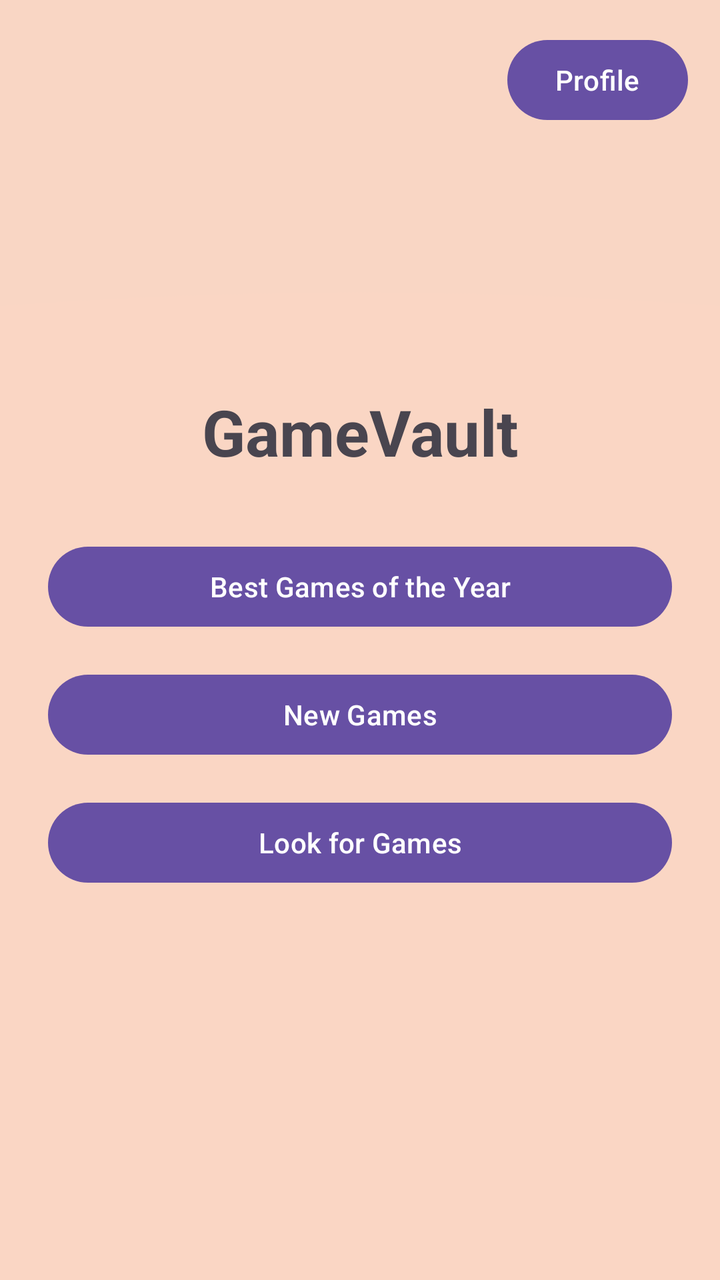
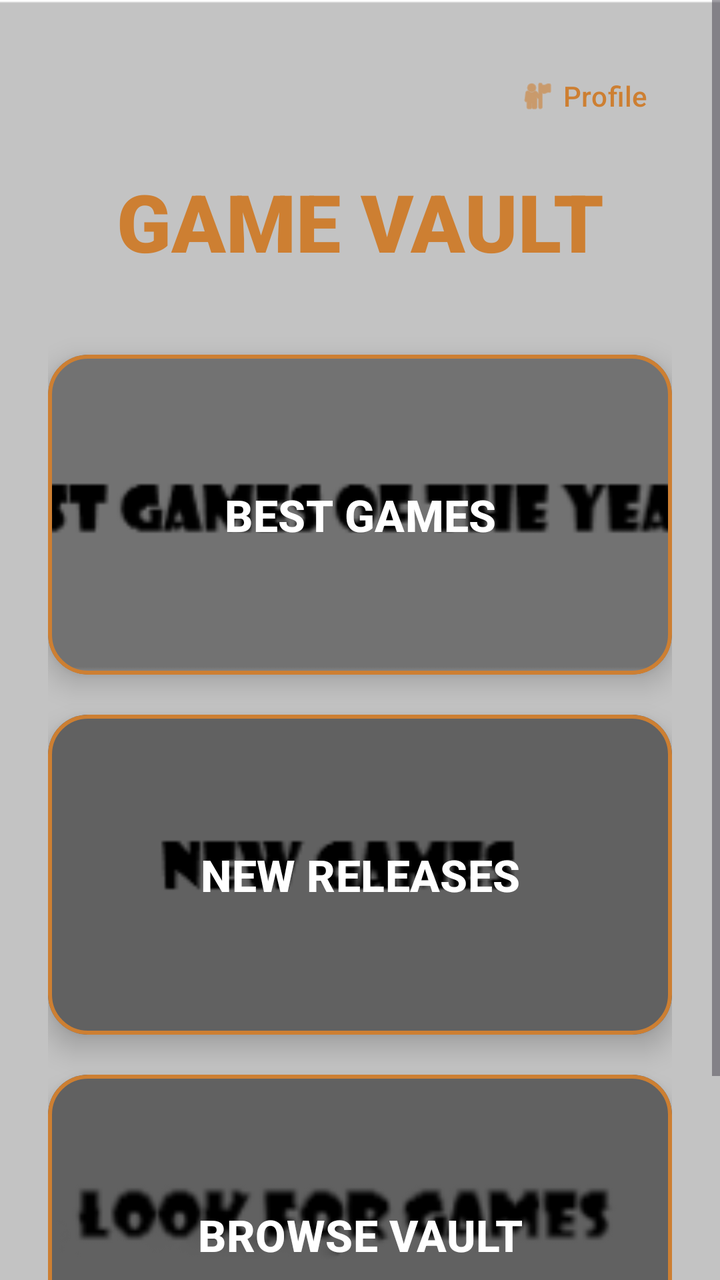

Screens rendered from an Android XML layout before and after an edit, with the pre-edit source and the edit as a unified diff.
<!-- AndroidManifest.xml: application theme Theme.GameVault -->
<!-- res/layout/fragment_home.xml -->
<?xml version="1.0" encoding="utf-8"?>
<FrameLayout xmlns:android="http://schemas.android.com/apk/res/android"
    android:layout_width="match_parent"
    android:layout_height="match_parent">

    
    <Button
        android:id="@+id/btnProfile"
        android:layout_width="wrap_content"
        android:layout_height="wrap_content"
        android:layout_gravity="top|end"
        android:layout_margin="16dp"
        android:text="Profile" />

    
    <LinearLayout
        android:layout_width="match_parent"
        android:layout_height="match_parent"
        android:orientation="vertical"
        android:gravity="center"
        android:padding="24dp">

        
        <TextView
            android:id="@+id/tvTitle"
            android:layout_width="wrap_content"
            android:layout_height="wrap_content"
            android:text="GameVault"
            android:textSize="32sp"
            android:textStyle="bold"
            android:layout_marginBottom="32dp" />

        
        <Button
            android:id="@+id/btnBestGames"
            android:layout_width="match_parent"
            android:layout_height="wrap_content"
            android:text="Best Games of the Year"
            android:layout_marginBottom="16dp" />

        
        <Button
            android:id="@+id/btnNewGames"
            android:layout_width="match_parent"
            android:layout_height="wrap_content"
            android:text="New Games"
            android:layout_marginBottom="16dp" />

        
        <Button
            android:id="@+id/btnSearchGames"
            android:layout_width="match_parent"
            android:layout_height="wrap_content"
            android:text="Look for Games" />

    </LinearLayout>

</FrameLayout>
<!-- resources referenced by this layout -->
<resources>
  <style name="Theme.GameVault" parent="Base.Theme.GameVault" />
  <style name="Base.Theme.GameVault" parent="Theme.Material3.DayNight.NoActionBar">
          
          <item name="android:windowBackground">@drawable/bronzebackground</item>
      </style>
  <!-- drawable bronzebackground: png bitmap (drawable, 11131 bytes) -->
</resources>

<!-- the commit's change to res/layout/fragment_home.xml (unified diff, before → after) -->
@@ -1,58 +1,164 @@
 <?xml version="1.0" encoding="utf-8"?>
-<FrameLayout xmlns:android="http://schemas.android.com/apk/res/android"
+<ScrollView xmlns:android="http://schemas.android.com/apk/res/android"
+    xmlns:app="http://schemas.android.com/apk/res-auto"
     android:layout_width="match_parent"
-    android:layout_height="match_parent">
+    android:layout_height="match_parent"
+    android:fillViewport="true">
 
-    
-    <Button
-        android:id="@+id/btnProfile"
-        android:layout_width="wrap_content"
+    <androidx.constraintlayout.widget.ConstraintLayout
+        android:layout_width="match_parent"
         android:layout_height="wrap_content"
-        android:layout_gravity="top|end"
-        android:layout_margin="16dp"
-        android:text="Profile" />
+        android:padding="24dp">
 
-    
-    <LinearLayout
-        android:layout_width="match_parent"
-        android:layout_height="match_parent"
-        android:orientation="vertical"
-        android:gravity="center"
-        android:padding="24dp">
+        
+        <com.google.android.material.button.MaterialButton
+            android:id="@+id/btnProfile"
+            style="@style/Widget.Material3.Button.TextButton"
+            android:layout_width="wrap_content"
+            android:layout_height="wrap_content"
+            android:text="Profile"
+            android:textColor="#CD7F32"
+            app:icon="@android:drawable/ic_menu_myplaces"
+            app:iconTint="#CD7F32"
+            app:layout_constraintEnd_toEndOf="parent"
+            app:layout_constraintTop_toTopOf="parent" />
 
         
         <TextView
             android:id="@+id/tvTitle"
             android:layout_width="wrap_content"
             android:layout_height="wrap_content"
-            android:text="GameVault"
-            android:textSize="32sp"
+            android:layout_marginTop="60dp"
+            android:fontFamily="sans-serif-black"
+            android:text="GAME VAULT"
+            android:textColor="#CD7F32"
+            android:textSize="40sp"
             android:textStyle="bold"
-            android:layout_marginBottom="32dp" />
+            app:layout_constraintEnd_toEndOf="parent"
+            app:layout_constraintStart_toStartOf="parent"
+            app:layout_constraintTop_toTopOf="parent" />
 
         
-        <Button
-            android:id="@+id/btnBestGames"
+        <com.google.android.material.card.MaterialCardView
+            android:id="@+id/cardBestGames"
             android:layout_width="match_parent"
-            android:layout_height="wrap_content"
-            android:text="Best Games of the Year"
-            android:layout_marginBottom="16dp" />
+            android:layout_height="160dp"
+            android:layout_marginTop="40dp"
+            app:cardCornerRadius="20dp"
+            app:cardElevation="8dp"
+            app:strokeColor="#CD7F32"
+            app:strokeWidth="2dp"
+            app:layout_constraintTop_toBottomOf="@id/tvTitle">
+
+            <FrameLayout
+                android:layout_width="match_parent"
+                android:layout_height="match_parent">
+
+                <ImageView
+                    android:layout_width="match_parent"
+                    android:layout_height="match_parent"
+                    android:scaleType="centerCrop"
+                    android:src="@drawable/bestyeargames" />
+
+                <View
+                    android:layout_width="match_parent"
+                    android:layout_height="match_parent"
+                    android:background="#80000000" />
+
+                <Button
+                    android:id="@+id/btnBestGames"
+                    android:layout_width="match_parent"
+                    android:layout_height="match_parent"
+                    android:background="@android:color/transparent"
+                    android:text="BEST GAMES"
+                    android:textColor="@android:color/white"
+                    android:textSize="22sp"
+                    android:textStyle="bold"
+                    app:backgroundTint="@null" />
+            </FrameLayout>
+        </com.google.android.material.card.MaterialCardView>
 
         
-        <Button
-            android:id="@+id/btnNewGames"
+        <com.google.android.material.card.MaterialCardView
+            android:id="@+id/cardNewGames"
             android:layout_width="match_parent"
-            android:layout_height="wrap_content"
-            android:text="New Games"
-            android:layout_marginBottom="16dp" />
+            android:layout_height="160dp"
+            android:layout_marginTop="20dp"
+            app:cardCornerRadius="20dp"
+            app:cardElevation="8dp"
+            app:strokeColor="#CD7F32"
+            app:strokeWidth="2dp"
+            app:layout_constraintTop_toBottomOf="@id/cardBestGames">
+
+            <FrameLayout
+                android:layout_width="match_parent"
+                android:layout_height="match_parent">
+
+                <ImageView
+                    android:layout_width="match_parent"
+                    android:layout_height="match_parent"
+                    android:scaleType="centerCrop"
+                    android:src="@drawable/newgames" />
+
+                <View
+                    android:layout_width="match_parent"
+                    android:layout_height="match_parent"
+                    android:background="#80000000" />
+
+                <Button
+                    android:id="@+id/btnNewGames"
+                    android:layout_width="match_parent"
+                    android:layout_height="match_parent"
+                    android:background="@android:color/transparent"
+                    android:text="NEW RELEASES"
+                    android:textColor="@android:color/white"
+                    android:textSize="22sp"
+                    android:textStyle="bold"
+                    app:backgroundTint="@null" />
+            </FrameLayout>
+        </com.google.android.material.card.MaterialCardView>
 
         
-        <Button
-            android:id="@+id/btnSearchGames"
+        <com.google.android.material.card.MaterialCardView
+            android:id="@+id/cardSearch"
             android:layout_width="match_parent"
-            android:layout_height="wrap_content"
-            android:text="Look for Games" />
+            android:layout_height="160dp"
+            android:layout_marginTop="20dp"
+            android:layout_marginBottom="40dp"
+            app:cardCornerRadius="20dp"
+            app:cardElevation="8dp"
+            app:strokeColor="#CD7F32"
+            app:strokeWidth="2dp"
+            app:layout_constraintBottom_toBottomOf="parent"
+            app:layout_constraintTop_toBottomOf="@id/cardNewGames">
 
-    </LinearLayout>
+            <FrameLayout
+                android:layout_width="match_parent"
+                android:layout_height="match_parent">
 
-</FrameLayout>
+                <ImageView
+                    android:layout_width="match_parent"
+                    android:layout_height="match_parent"
+                    android:scaleType="centerCrop"
+                    android:src="@drawable/lookforgames" />
+
+                <View
+                    android:layout_width="match_parent"
+                    android:layout_height="match_parent"
+                    android:background="#80000000" />
+
+                <Button
+                    android:id="@+id/btnSearchGames"
+                    android:layout_width="match_parent"
+                    android:layout_height="match_parent"
+                    android:background="@android:color/transparent"
+                    android:text="BROWSE VAULT"
+                    android:textColor="@android:color/white"
+                    android:textSize="22sp"
+                    android:textStyle="bold"
+                    app:backgroundTint="@null" />
+            </FrameLayout>
+        </com.google.android.material.card.MaterialCardView>
+
+    </androidx.constraintlayout.widget.ConstraintLayout>
+</ScrollView>
<!-- resource entries referenced after the edit -->
@@ -1,10 +1,13 @@
 <!-- resources referenced by this layout -->
 <resources>
+  <!-- drawable bestyeargames: png bitmap (drawable, 4344 bytes) -->
+  <!-- drawable lookforgames: png bitmap (drawable, 4923 bytes) -->
+  <!-- drawable newgames: png bitmap (drawable, 2356 bytes) -->
   <style name="Theme.GameVault" parent="Base.Theme.GameVault" />
   <style name="Base.Theme.GameVault" parent="Theme.Material3.DayNight.NoActionBar">
           
-          <item name="android:windowBackground">@drawable/bronzebackground</item>
+          <item name="android:windowBackground">@drawable/backgroundtwo</item>
       </style>
-  <!-- drawable bronzebackground: png bitmap (drawable, 11131 bytes) -->
+  <!-- drawable backgroundtwo: png bitmap (drawable, 2271 bytes) -->
 </resources>
 
